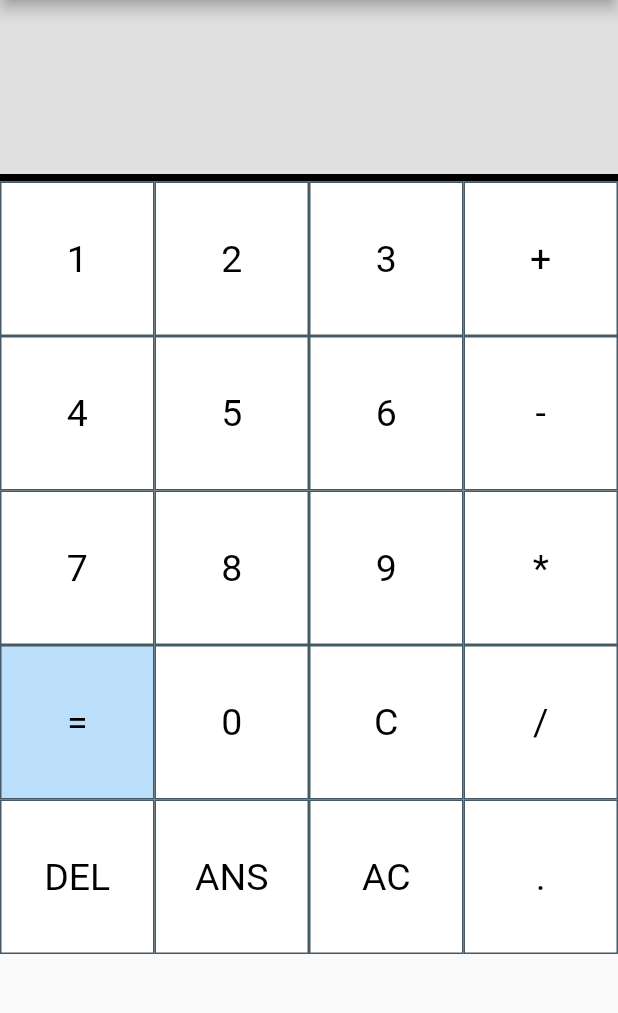
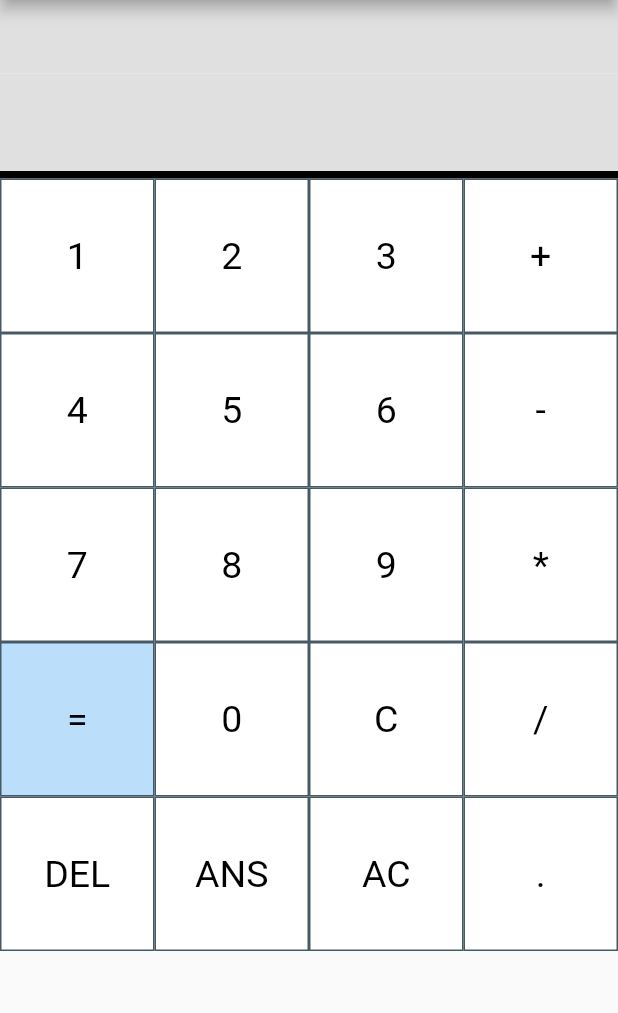
Before and after one commit to olaabi/Dart-Flutter-Calculator, a Flutter app: the screen it shows after launch, on a phone screen of 412 x 824 dp, the part 75-1088 px from its top. Run offline on Flutter 3.47's test engine with Material 2 defaults, Android fonts, the phone set to English and light mode, and no system bars; our stand-ins replace math_expressions.

Commit message:
Fixed issue with answer screen containers

```diff
--- a/calculator/lib/main.dart
+++ b/calculator/lib/main.dart
@@ -62,16 +62,25 @@ class _CalculationScreenState extends State<CalculationScreen> {
         // screens with final result and input
         Container(
             color: Colors.grey.shade300,
-            padding: EdgeInsets.all(20),
+            padding: EdgeInsets.all(7),
             alignment: Alignment.centerRight,
             child: Column(
               children: <Widget>[
                 Text(
                   userInput,
-                  style: TextStyle(color: Colors.black54, fontSize: 35.0),
+                  style: TextStyle(color: Colors.black54, fontSize: 30.0),
                   textAlign: TextAlign.right,
                 ),
+              ],
+            )),
+        Container(
+            color: Colors.grey.shade300,
+            padding: EdgeInsets.all(15),
+            alignment: Alignment.centerRight,
+            child: Column(
+              children: <Widget>[
                 Text(answer,
+                    textDirection: TextDirection.ltr,
                     style: TextStyle(fontSize: 30.0),
                     textAlign: TextAlign.right),
               ],
@@ -82,6 +91,7 @@ class _CalculationScreenState extends State<CalculationScreen> {
           thickness: 5.0,
           height: 5.0,
         ),
+
         // button placement
         Expanded(
             child: GridView.builder(
--- a/calculator/pubspec.yaml
+++ b/calculator/pubspec.yaml
@@ -29,6 +29,7 @@ dependencies:
   # Use with the CupertinoIcons class for iOS style icons.
   cupertino_icons: ^1.0.2
   math_expressions: ^2.1.1
+  flutter_launcher_icons: ^0.9.0
 
 dev_dependencies:
   flutter_test:
```
Also changed, not shown: calculator/pubspec.lock.
